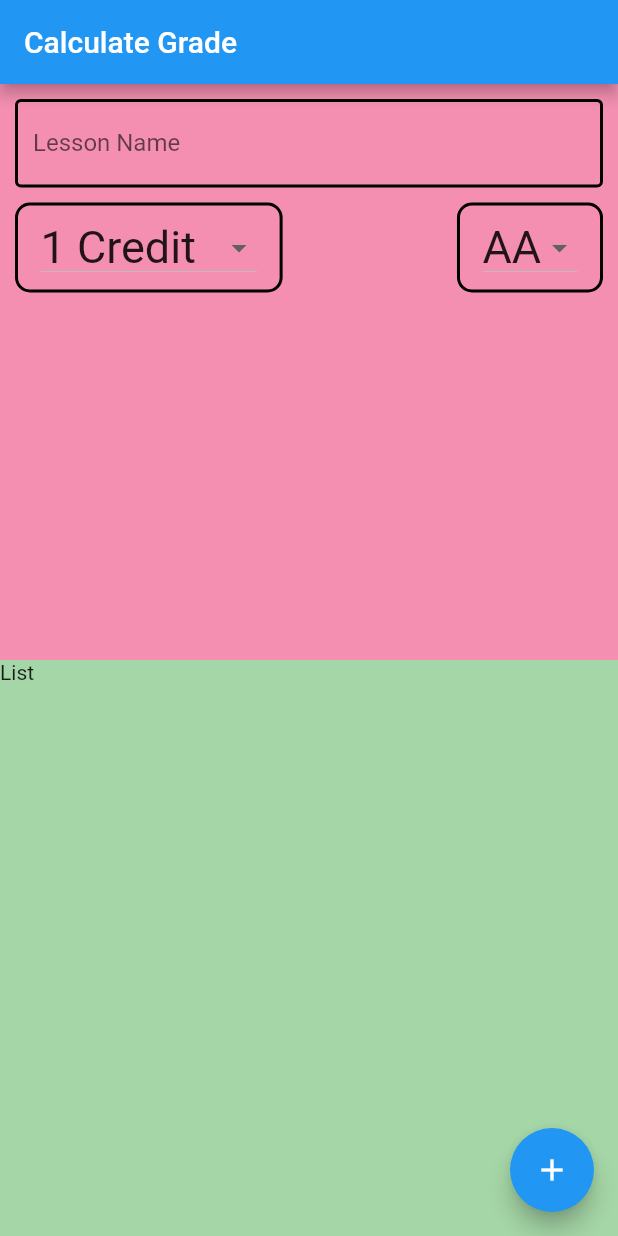
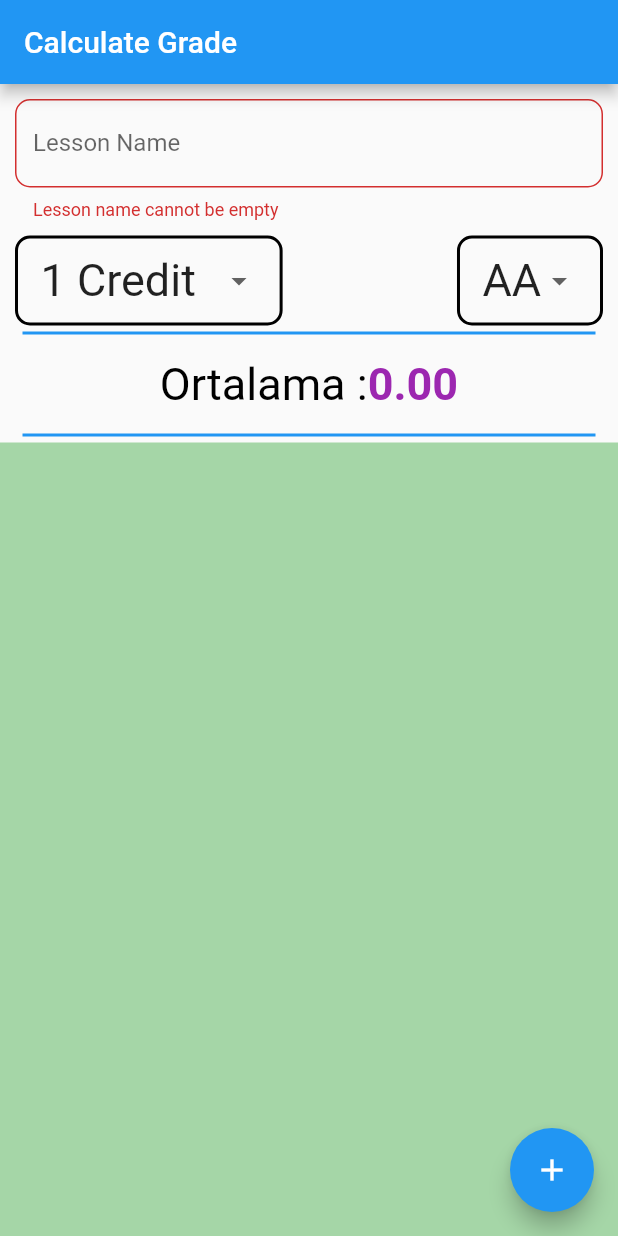
Before and after one commit to aycabadem/dynamic_grade_calculator, a Flutter app: the screen it shows after launch, after a tap on the "add" icon, on a phone screen of 412 x 824 dp. Run offline on Flutter 3.47's test engine with Material 2 defaults, Android fonts, the light colour scheme and no system bars.

Commit message:
calculating dynamic average

```diff
--- a/lib/main.dart
+++ b/lib/main.dart
@@ -27,16 +27,31 @@ class _MyHomePageState extends State<MyHomePage> {
   String lessonName;
   int lessonCredit = 1;
   double letterGrade = 4;
-  double lessonLetterValue = 4;
+  //double lessonLetterValue = 4;
+  List<Lesson> allLesson;
+  var formKey = GlobalKey<FormState>();
+  double average = 0;
 
   @override
+  @override
+  void initState() {
+    super.initState();
+    allLesson = [];
+  }
+
   Widget build(BuildContext context) {
     return Scaffold(
+      //Klavye tıklandığında kayma sebepli hata çıkarsa diye false atandı.
+      //resizeToAvoidBottomInset: false,
       appBar: AppBar(
         title: Text("Calculate Grade"),
       ),
       floatingActionButton: FloatingActionButton(
-        onPressed: () {},
+        onPressed: () {
+          if (formKey.currentState.validate()) {
+            formKey.currentState.save();
+          }
+        },
         child: Icon(Icons.add),
       ),
       body: appBody(),
@@ -49,19 +64,22 @@ class _MyHomePageState extends State<MyHomePage> {
         crossAxisAlignment: CrossAxisAlignment.stretch,
         children: [
           //container holding static form
-          Expanded(
-            child: Container(
-              padding: EdgeInsets.all(10),
-              color: Colors.pink.shade200,
+          Container(
+            padding: EdgeInsets.fromLTRB(10, 10, 10, 0),
+            //color: Colors.pink.shade200,
             child: Form(
+              key: formKey,
               child: Column(
                 children: [
                   TextFormField(
                     decoration: InputDecoration(
                       labelText: "Lesson Name",
                       hintText: "Enter the lesson name",
-                      enabledBorder: OutlineInputBorder(borderSide: BorderSide(color: Colors.black, width: 2)),
-                      focusedBorder: OutlineInputBorder(borderSide: BorderSide(color: Colors.pink, width: 2)),
+                      enabledBorder: OutlineInputBorder(
+                          borderSide:
+                              BorderSide(color: Colors.black, width: 2)),
+                      focusedBorder: OutlineInputBorder(
+                          borderSide: BorderSide(color: Colors.pink, width: 2)),
                       border: OutlineInputBorder(
                           borderRadius: BorderRadius.all(Radius.circular(10))),
                     ),
@@ -73,12 +91,19 @@ class _MyHomePageState extends State<MyHomePage> {
                     },
                     onSaved: (valueToSave) {
                       lessonName = valueToSave;
+                      setState(() {
+                        allLesson
+                            .add(Lesson(lessonName, letterGrade, lessonCredit));
+                            average = 0;
+                            calculateAverage();
+                      });
                     },
                   ),
                   Row(
                     mainAxisAlignment: MainAxisAlignment.spaceBetween,
                     children: [
                       Container(
+                        child: DropdownButtonHideUnderline(
                           child: DropdownButton<int>(
                             items: lessonCreditItems(),
                             value: lessonCredit,
@@ -87,6 +112,7 @@ class _MyHomePageState extends State<MyHomePage> {
                                 lessonCredit = selectedCredit;
                               });
                             },
+                          ),
                         ),
                         padding:
                             EdgeInsets.symmetric(horizontal: 15, vertical: 4),
@@ -98,11 +124,12 @@ class _MyHomePageState extends State<MyHomePage> {
                       ),
                       Container(
                         child: DropdownButton<double>(
+                          underline: SizedBox(),
                           items: lessonLetterValuesItems(),
-                          value: lessonLetterValue,
+                          value: letterGrade,
                           onChanged: (selectedLetter) {
                             setState(() {
-                              lessonLetterValue = selectedLetter;
+                              letterGrade = selectedLetter;
                             });
                           },
                         ),
@@ -115,17 +142,49 @@ class _MyHomePageState extends State<MyHomePage> {
                                 BorderRadius.all(Radius.circular(10))),
                       )
                     ],
-                  )
+                  ),
                 ],
-              )),
+              ),
+            ),
+          ),
+          Container(
+            margin: EdgeInsets.symmetric(horizontal: 15, vertical: 4),
+            child: Center(
+              child: RichText(
+                textAlign: TextAlign.center,
+                text: TextSpan(
+                  children: [
+                    TextSpan(
+                      text: "Ortalama :",
+                      style: TextStyle(color: Colors.black, fontSize: 30),
+                    ),
+                    TextSpan(
+                      text: "${average.toStringAsFixed(2)}",
+                      style: TextStyle(
+                          color: Colors.purple,
+                          fontSize: 30,
+                          fontWeight: FontWeight.bold),
+                    ),
+                  ],
+                ),
+              ),
+            ),
+            height: 70,
+            decoration: BoxDecoration(
+              border: BorderDirectional(
+                top: BorderSide(color: Colors.blue, width: 2),
+                bottom: BorderSide(color: Colors.blue, width: 2),
+              ),
             ),
           ),
           //container holding dynamic list
           Expanded(
             child: Container(
                 color: Colors.green.shade200,
-              child: Text("List"),
-            ),
+                child: ListView.builder(
+                  itemBuilder: _createListElements,
+                  itemCount: allLesson.length,
+                )),
           )
         ],
       ),
@@ -219,4 +278,35 @@ class _MyHomePageState extends State<MyHomePage> {
 
     return letters;
   }
+
+  Widget _createListElements(BuildContext context, int index) {
+    return Card(
+      child: ListTile(
+        title: Text(allLesson[index].name),
+        subtitle: Text(allLesson[index].credit.toString() +
+            "Kredi, Harf Notu : " +
+            allLesson[index].letterValue.toString()),
+      ),
+    );
   }
+
+  void calculateAverage() {
+    double sumGrade = 0;
+    double sumCredit =0;
+    for(var oankiDers in allLesson){
+      var credit = oankiDers.credit;
+      var letterValue = oankiDers.letterValue;
+      sumGrade += (letterValue * credit);
+      sumCredit += credit;
+    }
+    average = sumGrade/sumCredit;
+  }
+}
+
+class Lesson {
+  String name;
+  double letterValue;
+  int credit;
+
+  Lesson(this.name, this.letterValue, this.credit);
+}
```
Lines whose indentation alone changed are shown as unchanged.
